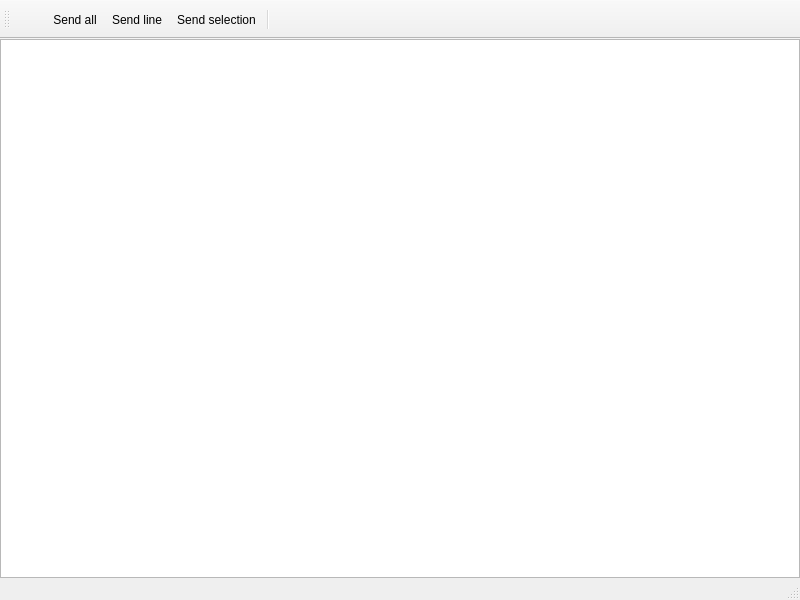
First picture: the form in src/ui/notes_editor.ui, repository ThalynLabs/Mudlet, before the edit.
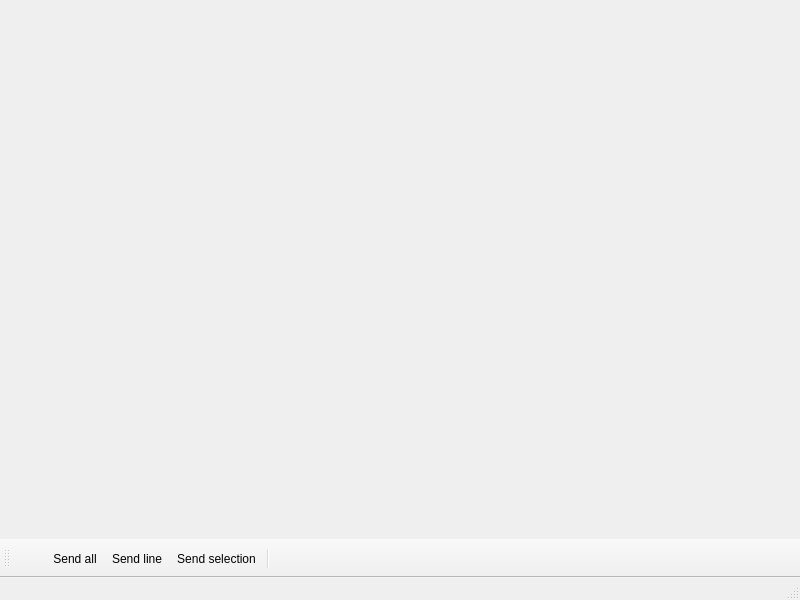
Second picture: the form after the edit. Icons and pictures are not drawn.

Commit message: Add multiple note tabs to the notepad

The edit to the form file:
```diff
--- a/src/ui/notes_editor.ui
+++ b/src/ui/notes_editor.ui
@@ -19,7 +19,17 @@
      <number>0</number>
     </property>
     <item>
-     <widget class="QPlainTextEdit" name="notesEdit"/>
+     <widget class="QTabWidget" name="tabWidget">
+      <property name="tabsClosable">
+       <bool>true</bool>
+      </property>
+      <property name="movable">
+       <bool>true</bool>
+      </property>
+      <property name="documentMode">
+       <bool>true</bool>
+      </property>
+     </widget>
     </item>
    </layout>
   </widget>
@@ -39,7 +49,7 @@
     <string>toolBar</string>
    </property>
    <attribute name="toolBarArea">
-    <enum>TopToolBarArea</enum>
+    <enum>BottomToolBarArea</enum>
    </attribute>
    <attribute name="toolBarBreak">
     <bool>false</bool>
```
The commit also changes 4 other files.
